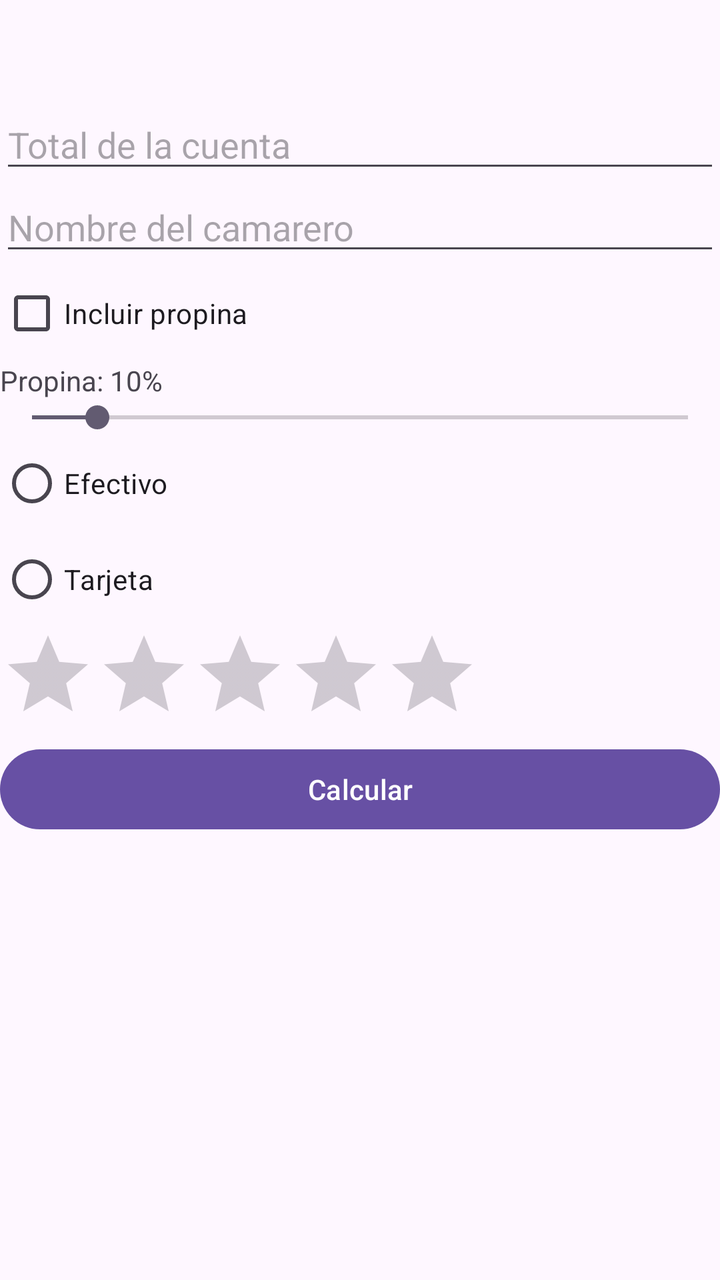
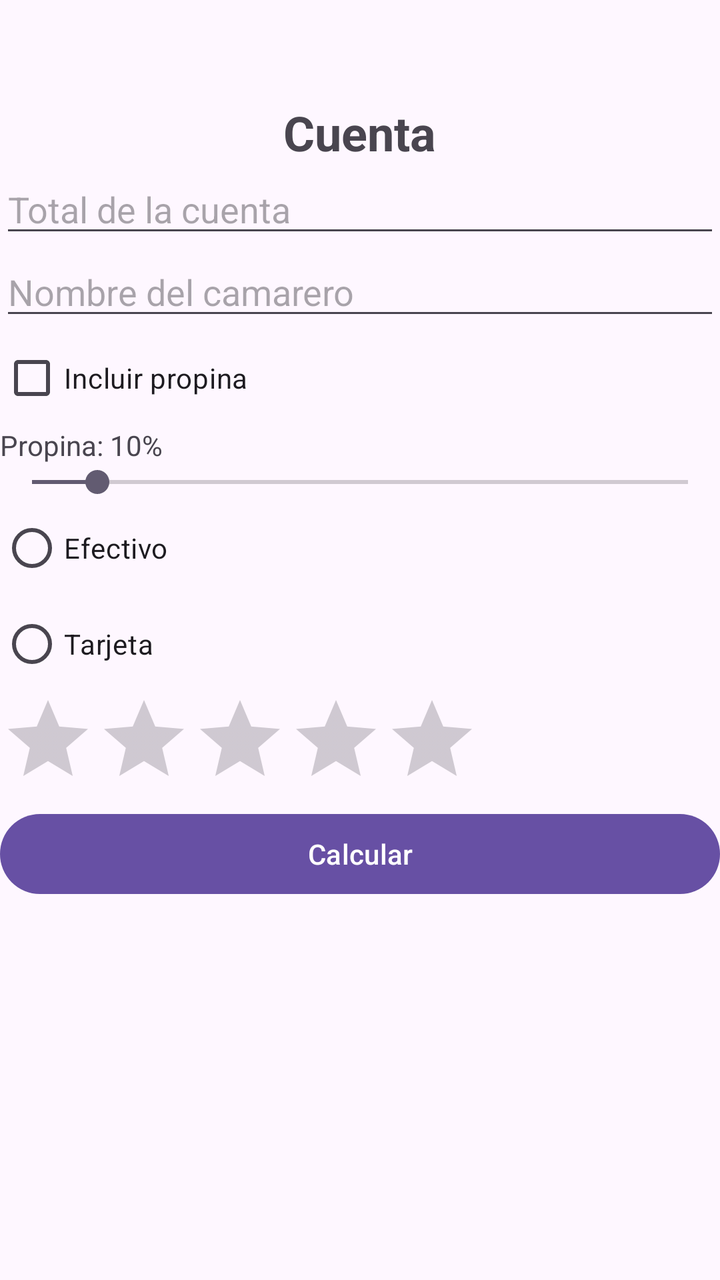

Compare the two renders of this Android layout. The source of the first and the diff that turns it into the second are given below.
<!-- AndroidManifest.xml: application theme Theme.GestionDeCuentaAbraham -->
<!-- res/layout/activity_main.xml -->
<?xml version="1.0" encoding="utf-8"?>
<LinearLayout xmlns:android="http://schemas.android.com/apk/res/android"
    xmlns:tools="http://schemas.android.com/tools"
    android:id="@+id/main"
    android:layout_width="match_parent"
    android:layout_height="match_parent"
    android:orientation="vertical"
    android:paddingTop="50dp"
    tools:context=".MainActivity">

    <EditText
        android:id="@+id/editTextTotal"
        android:layout_width="match_parent"
        android:layout_height="wrap_content"
        android:hint="@string/total_cuenta"
        android:inputType="numberDecimal" />

    <AutoCompleteTextView
        android:id="@+id/autoCompleteCamarero"
        android:layout_width="match_parent"
        android:layout_height="wrap_content"
        android:hint="@string/camarero"
        android:completionThreshold="3" />

    <CheckBox
        android:id="@+id/checkBoxPropina"
        android:layout_width="wrap_content"
        android:layout_height="wrap_content"
        android:text="@string/incluir_propina" />

    <TextView
        android:id="@+id/textViewPorcentaje"
        android:layout_width="wrap_content"
        android:layout_height="wrap_content"
        android:text="@string/propina_inicial" />

    <SeekBar
        android:id="@+id/seekBarPropina"
        android:layout_width="match_parent"
        android:layout_height="wrap_content"
        android:max="100"
        android:progress="10" />

    <RadioGroup
        android:id="@+id/radioGroupPago"
        android:layout_width="wrap_content"
        android:layout_height="wrap_content">

        <RadioButton
            android:id="@+id/radioButtonEfectivo"
            android:layout_width="wrap_content"
            android:layout_height="wrap_content"
            android:text="@string/efectivo" />

        <RadioButton
            android:id="@+id/radioButtonTarjeta"
            android:layout_width="wrap_content"
            android:layout_height="wrap_content"
            android:text="@string/tarjeta" />
    </RadioGroup>

    <RatingBar
        android:id="@+id/ratingBar"
        android:layout_width="wrap_content"
        android:layout_height="wrap_content"
        android:numStars="5"
        android:stepSize="1" />

    <Button
        android:id="@+id/buttonCalcular"
        android:layout_width="match_parent"
        android:layout_height="wrap_content"
        android:text="@string/calcular" />

    <TextView
        android:id="@+id/textViewResultado"
        android:layout_width="match_parent"
        android:layout_height="wrap_content"
        android:textSize="18sp" />

</LinearLayout>
<!-- resources referenced by this layout -->
<resources>
  <string name="calcular">Calcular</string>
  <string name="camarero">Nombre del camarero</string>
  <string name="efectivo">Efectivo</string>
  <string name="incluir_propina">Incluir propina</string>
  <string name="propina_inicial">Propina: 10%</string>
  <string name="tarjeta">Tarjeta</string>
  <string name="total_cuenta">Total de la cuenta</string>
  <style name="Theme.GestionDeCuentaAbraham" parent="Base.Theme.GestionDeCuentaAbraham" />
  <style name="Base.Theme.GestionDeCuentaAbraham" parent="Theme.Material3.DayNight.NoActionBar">
          
          
      </style>
</resources>

<!-- the commit's change to res/layout/activity_main.xml (unified diff, before → after) -->
@@ -7,6 +7,15 @@
     android:orientation="vertical"
     android:paddingTop="50dp"
     tools:context=".MainActivity">
+
+    <TextView
+        android:id="@+id/textViewTitulo"
+        android:layout_width="wrap_content"
+        android:layout_height="wrap_content"
+        android:layout_gravity="center_horizontal"
+        android:text="@string/titulo"
+        android:textSize="24sp"
+        android:textStyle="bold" />
 
     <EditText
         android:id="@+id/editTextTotal"
<!-- resource entries referenced after the edit -->
@@ -6,6 +6,7 @@
   <string name="incluir_propina">Incluir propina</string>
   <string name="propina_inicial">Propina: 10%</string>
   <string name="tarjeta">Tarjeta</string>
+  <string name="titulo">Cuenta</string>
   <string name="total_cuenta">Total de la cuenta</string>
   <style name="Theme.GestionDeCuentaAbraham" parent="Base.Theme.GestionDeCuentaAbraham" />
   <style name="Base.Theme.GestionDeCuentaAbraham" parent="Theme.Material3.DayNight.NoActionBar">
